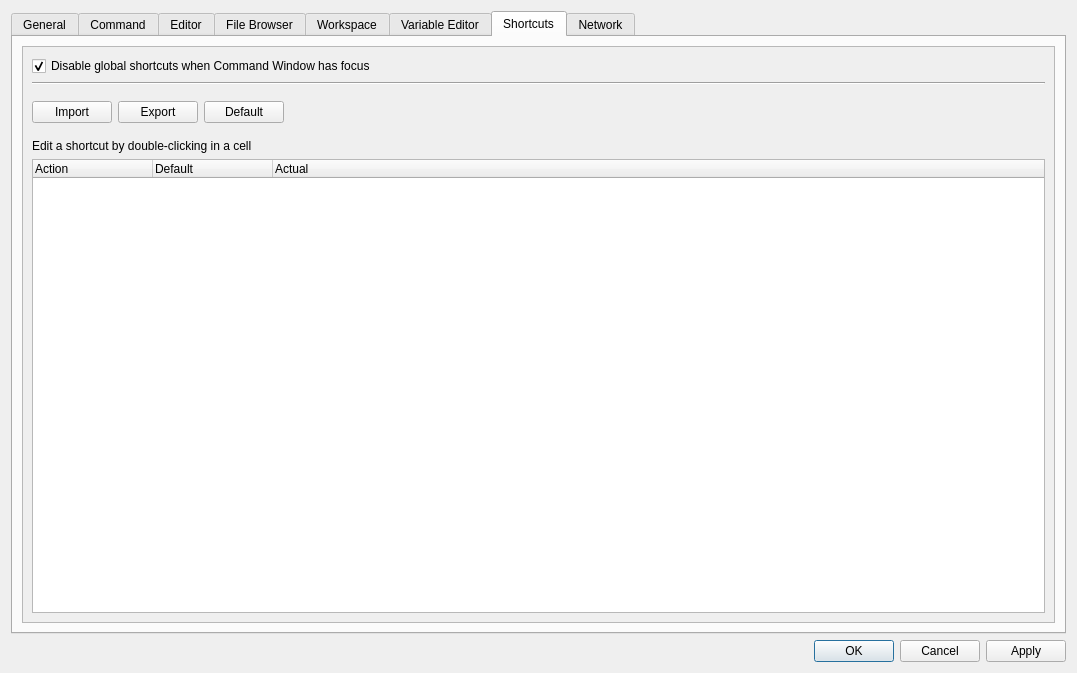
Old version of the form libgui/src/settings-dialog.ui in the repository gnu-octave/octave.
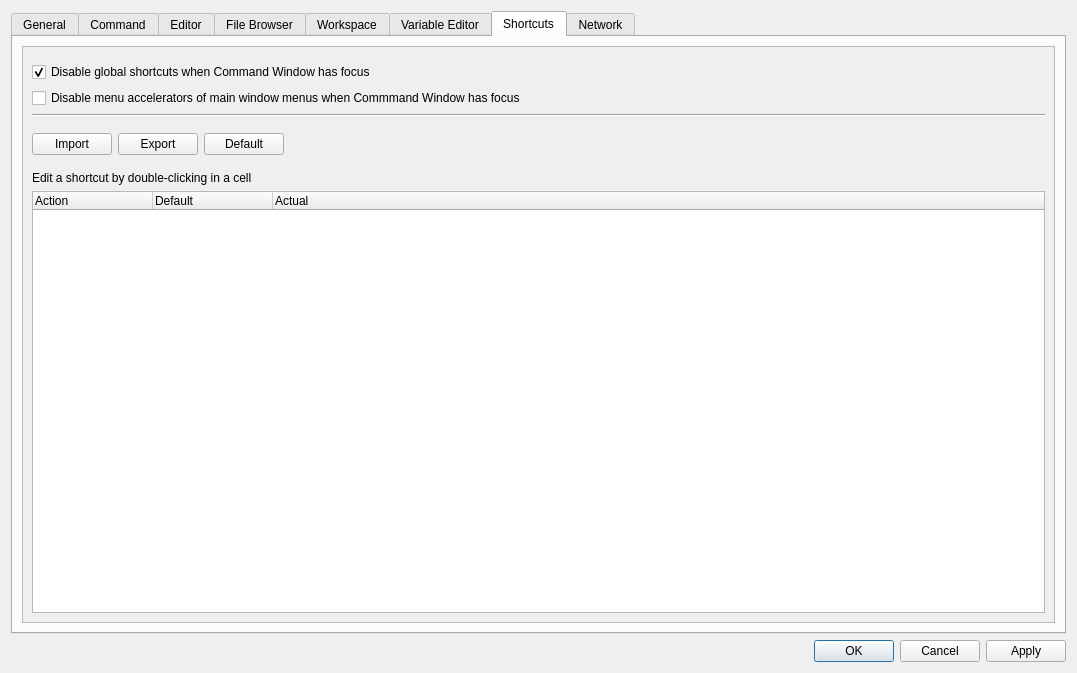
New version of the form. The open tabs and pages were chosen to show the change.

Commit message: add option for using alt-modifer in command windows readline (bug #59478)

```diff
--- a/libgui/src/settings-dialog.ui
+++ b/libgui/src/settings-dialog.ui
@@ -2638,8 +2638,15 @@
               <number>0</number>
              </property>
              <item>
-              <layout class="QHBoxLayout" name="horizontalLayout_15">
-               <item>
+              <layout class="QVBoxLayout" name="verticalLayout_36">
+               <property name="topMargin">
+                <number>6</number>
+               </property>
+              </layout>
+             </item>
+             <item>
+              <layout class="QGridLayout" name="gridLayout_6">
+               <item row="0" column="0">
                 <widget class="QCheckBox" name="cb_prevent_readline_conflicts">
                  <property name="toolTip">
                   <string>Select this option to prevent conflicts with readline shortcuts</string>
@@ -2652,6 +2659,13 @@
                  </property>
                 </widget>
                </item>
+               <item row="1" column="0">
+                <widget class="QCheckBox" name="cb_prevent_readline_conflicts_menu">
+                 <property name="text">
+                  <string>Disable menu accelerators of main window menus when Commmand Window has focus</string>
+                 </property>
+                </widget>
+               </item>
               </layout>
              </item>
              <item>
```
Left out of the diff: 4 changed lines with no effect on the pictures. The commit also changes 4 other files.
